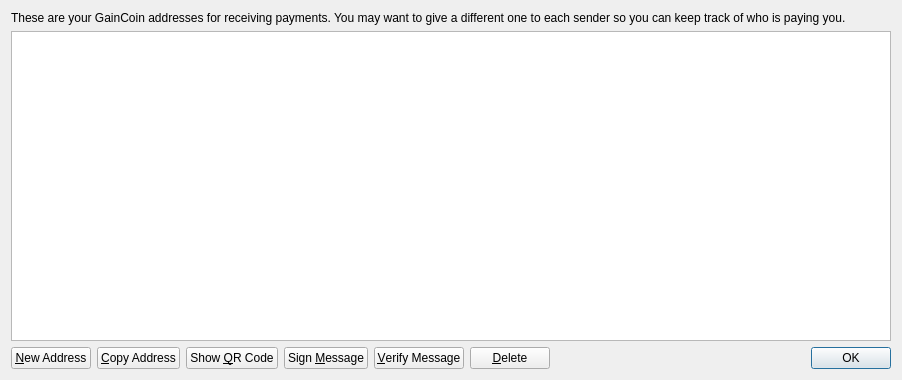
Old version of the form src/qt/forms/addressbookpage.ui in the repository MyCryptoCoins/gsave.
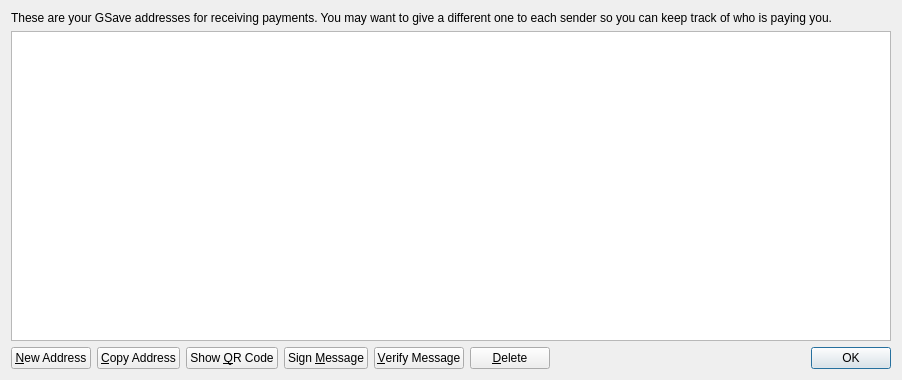
New version of the form. Icons and pictures are not drawn.

Patch:
```diff
--- a/src/qt/forms/addressbookpage.ui
+++ b/src/qt/forms/addressbookpage.ui
@@ -17,7 +17,7 @@
    <item>
     <widget class="QLabel" name="labelExplanation">
      <property name="text">
-      <string>These are your GainCoin addresses for receiving payments. You may want to give a different one to each sender so you can keep track of who is paying you.</string>
+      <string>These are your GSave addresses for receiving payments. You may want to give a different one to each sender so you can keep track of who is paying you.</string>
      </property>
      <property name="textFormat">
       <enum>Qt::PlainText</enum>
```
Left out of the diff: 4 changed lines with no effect on the pictures.
